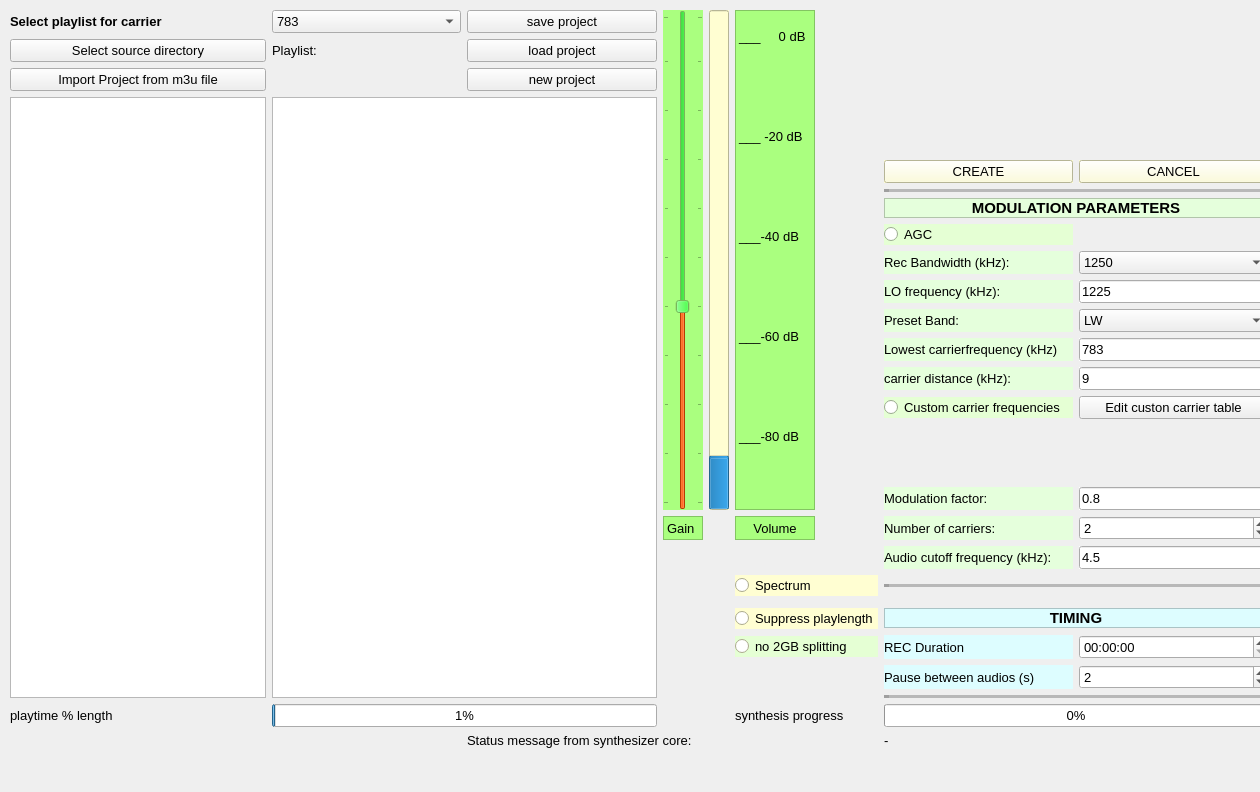
Old version of the form sources/synthesizer/ressources/synthesizer_widget_flexcarriers.ui in the repository schaten/COHIWizard.
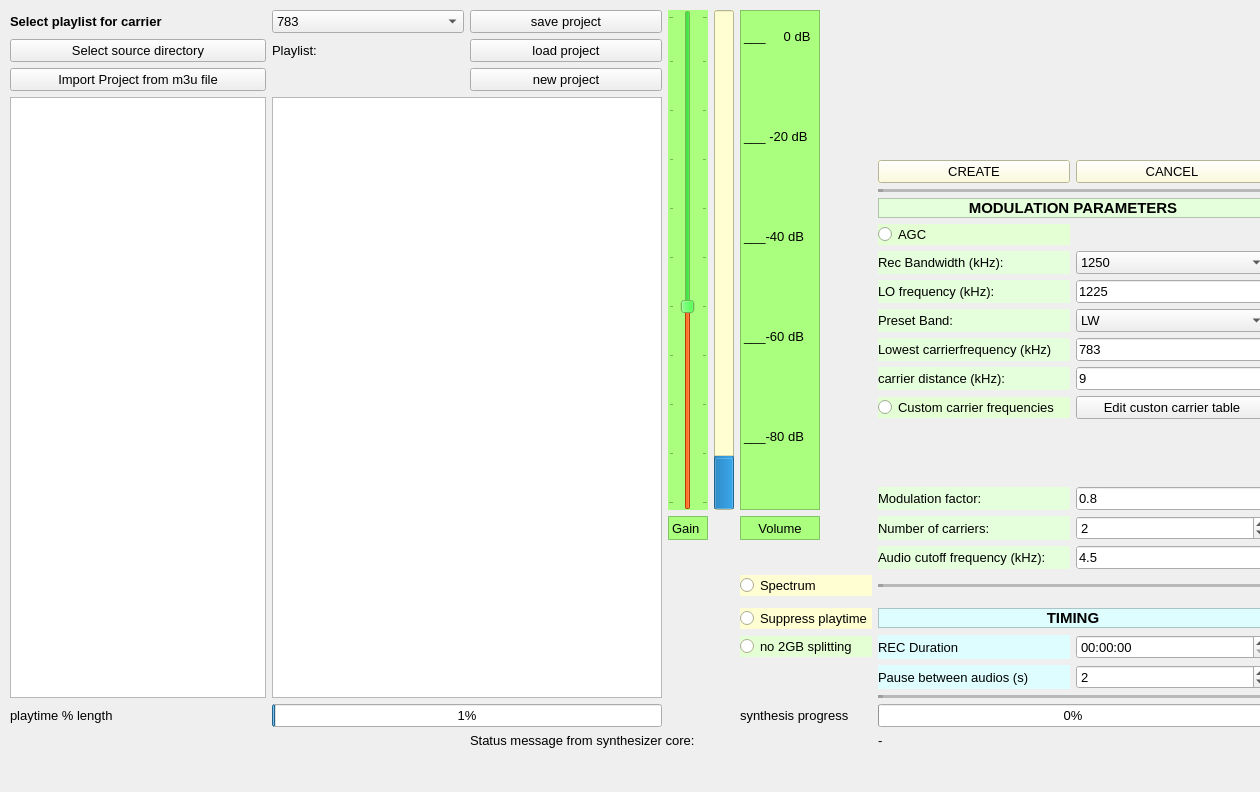
New version of the form.

Commit message: optional suppress playtimes in m3u import; new function for correction of wavheader: times, nextfilenames, filenames

Diff of the .ui file:
```diff
--- a/sources/synthesizer/ressources/synthesizer_widget_flexcarriers.ui
+++ b/sources/synthesizer/ressources/synthesizer_widget_flexcarriers.ui
@@ -4861,7 +4861,7 @@
        <bool>true</bool>
       </property>
       <property name="text">
-       <string>Suppress playlength</string>
+       <string>Suppress playtime</string>
       </property>
       <property name="autoExclusive">
        <bool>false</bool>
```
The commit also changes 17 other files.
